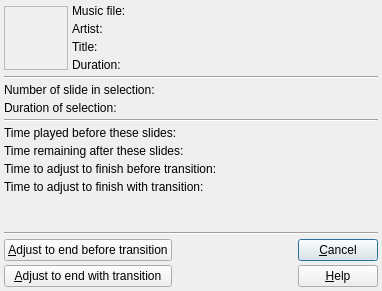
The window that src/ffDiaporama/DlgMusic/DlgAdjustToSound.ui (boenki/ffdiaporama) describes before a commit, drawn with Qt 5.
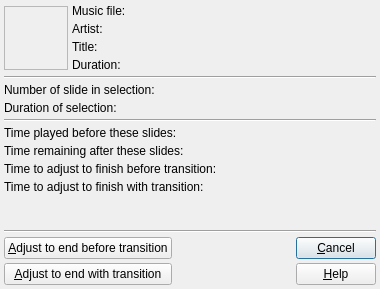
The same window after the commit. Icons and pictures are not drawn.

```diff
--- a/src/ffDiaporama/DlgMusic/DlgAdjustToSound.ui
+++ b/src/ffDiaporama/DlgMusic/DlgAdjustToSound.ui
@@ -6,8 +6,8 @@
    <rect>
     <x>0</x>
     <y>0</y>
-    <width>382</width>
-    <height>291</height>
+    <width>380</width>
+    <height>289</height>
    </rect>
   </property>
   <property name="windowTitle">
```
Left out of the diff: 4 changed lines with no effect on the pictures.
